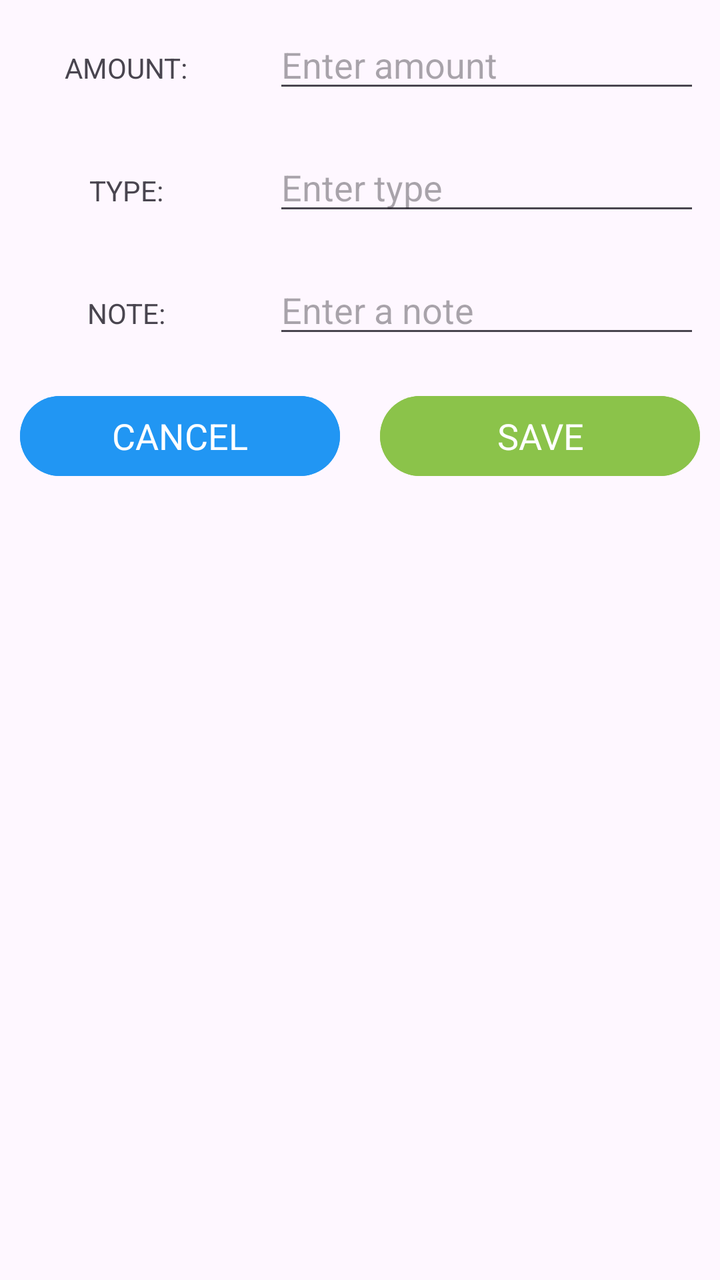
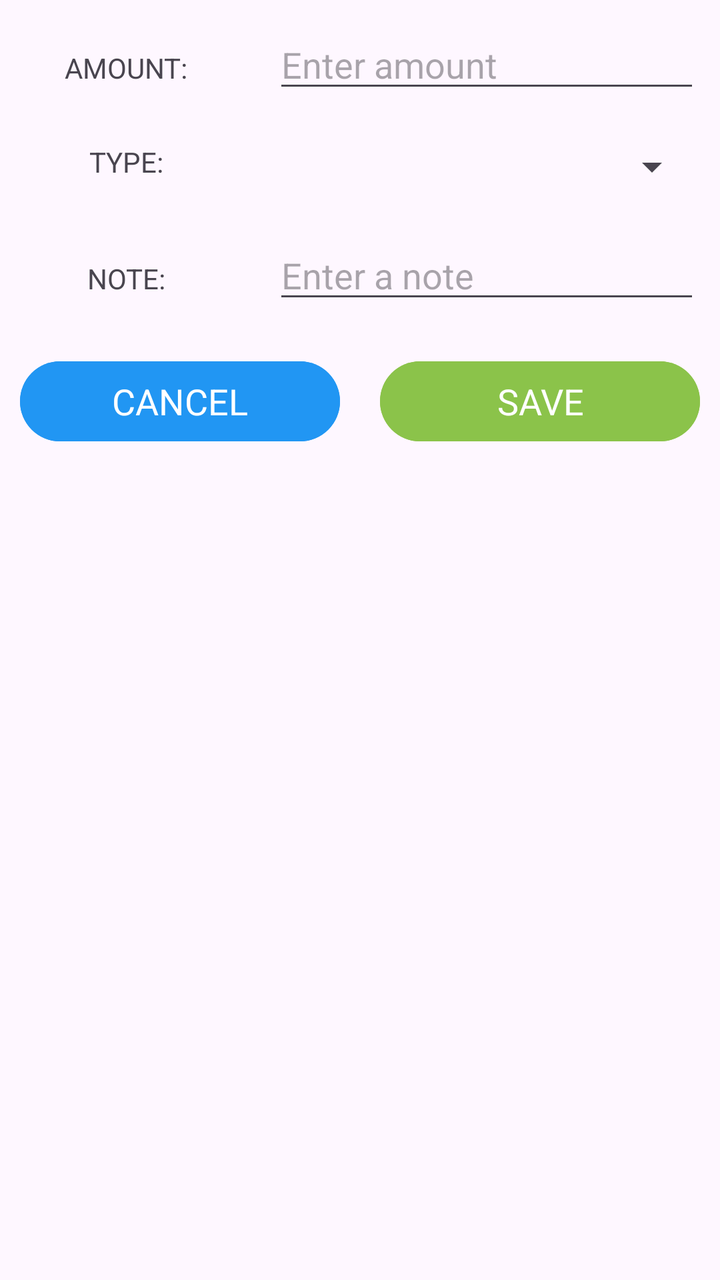

Before-and-after screenshots of an Android layout around one commit, followed by the original layout XML and the change that was made.
<!-- AndroidManifest.xml: application theme Theme.BudgetTracker -->
<!-- res/layout/custom_layout_for_insertdata.xml -->
<?xml version="1.0" encoding="utf-8"?>
<LinearLayout xmlns:android="http://schemas.android.com/apk/res/android"
    android:layout_width="match_parent"
    android:orientation="vertical"
    android:layout_height="match_parent">

    <ScrollView
        android:layout_width="match_parent"
        android:layout_height="match_parent">

        <LinearLayout
            android:layout_width="match_parent"
            android:layout_height="match_parent"
            android:orientation="vertical">

            <LinearLayout
                android:layout_width="match_parent"
                android:layout_height="wrap_content"
                android:orientation="horizontal">

                <RelativeLayout
                    android:layout_width="0dp"
                    android:layout_weight="1"
                    android:layout_margin="10dp"
                    android:gravity="center"
                    android:layout_height="wrap_content">
                    <TextView
                        android:layout_width="wrap_content"
                        android:layout_height="wrap_content"
                        android:text="AMOUNT:">

                    </TextView>

                </RelativeLayout>

                <RelativeLayout
                    android:layout_width="0dp"
                    android:layout_weight="2"
                    android:layout_margin="10dp"
                    android:layout_height="wrap_content">

                    <EditText
                        android:layout_width="match_parent"
                        android:layout_height="wrap_content"
                        android:id="@+id/amount_edt"
                        android:hint="Enter amount">

                    </EditText>


                </RelativeLayout>


            </LinearLayout>

            <LinearLayout
                android:layout_width="match_parent"
                android:layout_height="wrap_content"
                android:orientation="horizontal">

                <RelativeLayout
                    android:layout_width="0dp"
                    android:layout_weight="1"
                    android:layout_margin="10dp"
                    android:gravity="center"
                    android:layout_height="wrap_content">

                    <TextView
                        android:layout_width="wrap_content"
                        android:layout_height="wrap_content"
                        android:text="TYPE:">

                    </TextView>


                </RelativeLayout>

                <RelativeLayout
                    android:layout_width="0dp"
                    android:layout_weight="2"
                    android:layout_margin="10dp"
                    android:layout_height="wrap_content">

                    <EditText
                        android:layout_width="match_parent"
                        android:layout_height="wrap_content"
                        android:id="@+id/type_edt"
                        android:hint="Enter type">

                    </EditText>


                </RelativeLayout>

            </LinearLayout>

            <LinearLayout
                android:layout_width="match_parent"
                android:layout_height="wrap_content"
                android:orientation="horizontal">

                <RelativeLayout
                    android:layout_width="0dp"
                    android:layout_weight="1"
                    android:layout_margin="10dp"
                    android:gravity="center"
                    android:layout_height="wrap_content">

                    <TextView
                        android:layout_width="wrap_content"
                        android:layout_height="wrap_content"
                        android:text="NOTE:">

                    </TextView>


                </RelativeLayout>

                <RelativeLayout
                    android:layout_width="0dp"
                    android:layout_weight="2"
                    android:layout_margin="10dp"
                    android:layout_height="wrap_content">

                    <EditText
                        android:layout_width="match_parent"
                        android:layout_height="wrap_content"
                        android:id="@+id/note_edt"
                        android:hint="Enter a note">

                    </EditText>


                </RelativeLayout>

            </LinearLayout>

            <LinearLayout
                android:layout_width="match_parent"
                android:layout_height="wrap_content"
                android:orientation="horizontal">

                <RelativeLayout
                    android:layout_width="0dp"
                    android:layout_weight="1"
                    android:layout_margin="10dp"
                    android:gravity="center"
                    android:layout_height="wrap_content">

                    <Button
                        android:layout_width="match_parent"
                        android:text="CANCEL"
                        android:textAppearance="?android:textAppearanceMedium"
                        android:textColor="@android:color/white"
                        android:backgroundTint="@color/blue1"
                        android:id="@+id/btnCancel"
                        android:layout_height="wrap_content">
                    </Button>


                </RelativeLayout>

                <RelativeLayout
                    android:layout_width="0dp"
                    android:layout_weight="1"
                    android:layout_margin="10dp"
                    android:gravity="center"
                    android:layout_height="wrap_content">

                    <Button
                        android:layout_width="match_parent"
                        android:text="SAVE"
                        android:textAppearance="?android:textAppearanceMedium"
                        android:textColor="@android:color/white"
                        android:backgroundTint="@color/green1"
                        android:id="@+id/btnSave"
                        android:layout_height="wrap_content">
                    </Button>


                </RelativeLayout>


            </LinearLayout>

        </LinearLayout>

    </ScrollView>

</LinearLayout>
<!-- resources referenced by this layout -->
<resources>
  <color name="blue1">#2196F3</color>
  <color name="green1">#8BC34A</color>
  <style name="Theme.BudgetTracker" parent="Base.Theme.BudgetTracker" />
  <style name="Base.Theme.BudgetTracker" parent="Theme.Material3.DayNight.NoActionBar">
          
          <item name="colorPrimary">@color/green2</item>
          <item name="colorPrimaryVariant">@color/green2</item>
          <item name="colorOnPrimary">@color/white</item>
          
          <item name="colorSecondary">@color/blue1</item>
          <item name="colorSecondaryVariant">@color/blue1</item>
          <item name="colorOnSecondary">@color/black</item>
          
          <item name="android:statusBarColor">@color/green2</item>
          
      </style>
  <color name="green2">#D4FF00</color>
  <color name="white">#FFFFFFFF</color>
  <color name="black">#FF000000</color>
</resources>

<!-- the commit's change to res/layout/custom_layout_for_insertdata.xml (unified diff, before → after) -->
@@ -42,6 +42,7 @@
                     <EditText
                         android:layout_width="match_parent"
                         android:layout_height="wrap_content"
+                        android:inputType="numberDecimal"
                         android:id="@+id/amount_edt"
                         android:hint="Enter amount">
 
@@ -81,14 +82,12 @@
                     android:layout_margin="10dp"
                     android:layout_height="wrap_content">
 
-                    <EditText
+                    <Spinner
                         android:layout_width="match_parent"
                         android:layout_height="wrap_content"
-                        android:id="@+id/type_edt"
-                        android:hint="Enter type">
-
-                    </EditText>
-
+                        android:id="@+id/type_spinner"
+                        android:spinnerMode="dropdown"
+                        android:hint="Select type"/>
 
                 </RelativeLayout>
 
@@ -125,6 +124,7 @@
                     <EditText
                         android:layout_width="match_parent"
                         android:layout_height="wrap_content"
+                        android:inputType="text"
                         android:id="@+id/note_edt"
                         android:hint="Enter a note">
 
